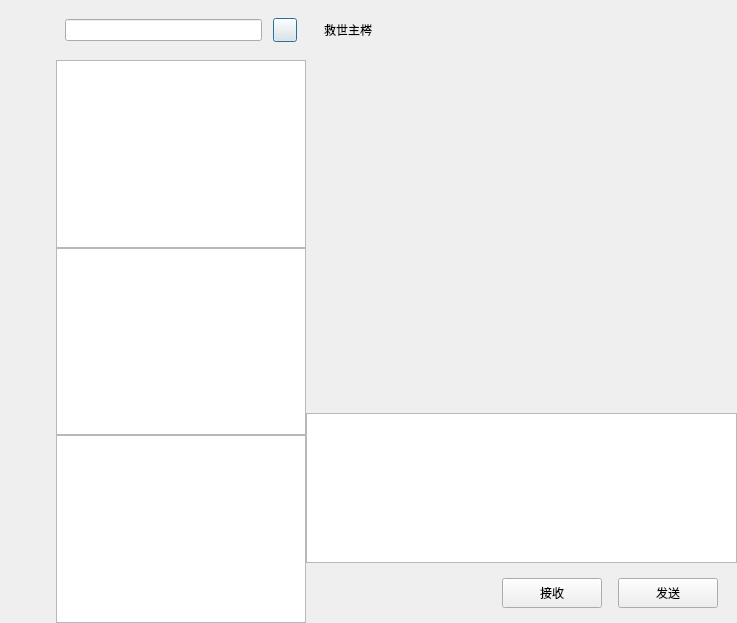
This is client/zxnchat/chatdialog.ui in PIGcanstudy/zxnChat as Qt 5 draws it before an edit. The edited form follows.
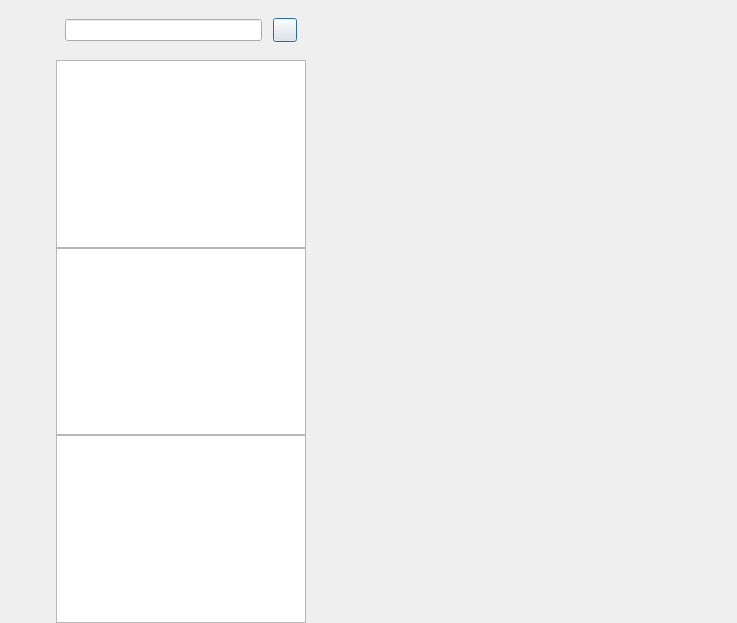
This is the edited form. Custom widgets are drawn as their Qt base class.

Patch:
```diff
--- a/client/zxnchat/chatdialog.ui
+++ b/client/zxnchat/chatdialog.ui
@@ -267,288 +267,12 @@
     </widget>
    </item>
    <item>
-    <widget class="QWidget" name="chat_data_wid" native="true">
-     <layout class="QVBoxLayout" name="verticalLayout_4">
-      <property name="spacing">
-       <number>0</number>
-      </property>
-      <property name="leftMargin">
-       <number>0</number>
-      </property>
-      <property name="topMargin">
-       <number>0</number>
-      </property>
-      <property name="rightMargin">
-       <number>0</number>
-      </property>
-      <property name="bottomMargin">
-       <number>0</number>
-      </property>
-      <item>
-       <widget class="QWidget" name="title_wid" native="true">
-        <property name="minimumSize">
-         <size>
-          <width>0</width>
-          <height>60</height>
-         </size>
-        </property>
-        <property name="maximumSize">
-         <size>
-          <width>16777215</width>
-          <height>60</height>
-         </size>
-        </property>
-        <layout class="QVBoxLayout" name="verticalLayout_5">
-         <item>
-          <widget class="QWidget" name="widget_2" native="true">
-           <layout class="QVBoxLayout" name="verticalLayout_6">
-            <item>
-             <widget class="QLabel" name="title_lb">
-              <property name="text">
-               <string>救世主梣</string>
-              </property>
-             </widget>
-            </item>
-           </layout>
-          </widget>
-         </item>
-        </layout>
-       </widget>
-      </item>
-      <item>
-       <widget class="QWidget" name="chat_data_list" native="true"/>
-      </item>
-      <item>
-       <widget class="QWidget" name="tool_wid" native="true">
-        <property name="minimumSize">
-         <size>
-          <width>0</width>
-          <height>60</height>
-         </size>
-        </property>
-        <property name="maximumSize">
-         <size>
-          <width>16777215</width>
-          <height>60</height>
-         </size>
-        </property>
-        <layout class="QHBoxLayout" name="horizontalLayout_3">
-         <property name="leftMargin">
-          <number>2</number>
-         </property>
-         <property name="topMargin">
-          <number>2</number>
-         </property>
-         <property name="rightMargin">
-          <number>2</number>
-         </property>
-         <property name="bottomMargin">
-          <number>2</number>
-         </property>
-         <item>
-          <spacer name="horizontalSpacer_2">
-           <property name="orientation">
-            <enum>Qt::Horizontal</enum>
-           </property>
-           <property name="sizeType">
-            <enum>QSizePolicy::Fixed</enum>
-           </property>
-           <property name="sizeHint" stdset="0">
-            <size>
-             <width>5</width>
-             <height>20</height>
-            </size>
-           </property>
-          </spacer>
-         </item>
-         <item>
-          <widget class="QLabel" name="file_lb">
-           <property name="minimumSize">
-            <size>
-             <width>25</width>
-             <height>25</height>
-            </size>
-           </property>
-           <property name="maximumSize">
-            <size>
-             <width>25</width>
-             <height>25</height>
-            </size>
-           </property>
-           <property name="text">
-            <string/>
-           </property>
-          </widget>
-         </item>
-         <item>
-          <spacer name="horizontalSpacer_3">
-           <property name="orientation">
-            <enum>Qt::Horizontal</enum>
-           </property>
-           <property name="sizeType">
-            <enum>QSizePolicy::Fixed</enum>
-           </property>
-           <property name="sizeHint" stdset="0">
-            <size>
-             <width>5</width>
-             <height>20</height>
-            </size>
-           </property>
-          </spacer>
-         </item>
-         <item>
-          <widget class="QLabel" name="emo_lb">
-           <property name="minimumSize">
-            <size>
-             <width>25</width>
-             <height>25</height>
-            </size>
-           </property>
-           <property name="maximumSize">
-            <size>
-             <width>25</width>
-             <height>25</height>
-            </size>
-           </property>
-           <property name="text">
-            <string/>
-           </property>
-          </widget>
-         </item>
-         <item>
-          <spacer name="horizontalSpacer_4">
-           <property name="orientation">
-            <enum>Qt::Horizontal</enum>
-           </property>
-           <property name="sizeHint" stdset="0">
-            <size>
-             <width>40</width>
-             <height>20</height>
-            </size>
-           </property>
-          </spacer>
-         </item>
-        </layout>
-       </widget>
-      </item>
-      <item>
-       <widget class="QTextEdit" name="chat_edit">
-        <property name="minimumSize">
-         <size>
-          <width>0</width>
-          <height>150</height>
-         </size>
-        </property>
-        <property name="maximumSize">
-         <size>
-          <width>16777215</width>
-          <height>150</height>
-         </size>
-        </property>
-       </widget>
-      </item>
-      <item>
-       <widget class="QWidget" name="widget_5" native="true">
-        <property name="minimumSize">
-         <size>
-          <width>0</width>
-          <height>60</height>
-         </size>
-        </property>
-        <property name="maximumSize">
-         <size>
-          <width>16777215</width>
-          <height>60</height>
-         </size>
-        </property>
-        <layout class="QHBoxLayout" name="horizontalLayout_4">
-         <item>
-          <spacer name="horizontalSpacer_5">
-           <property name="orientation">
-            <enum>Qt::Horizontal</enum>
-           </property>
-           <property name="sizeHint" stdset="0">
-            <size>
-             <width>40</width>
-             <height>20</height>
-            </size>
-           </property>
-          </spacer>
-         </item>
-         <item>
-          <widget class="QPushButton" name="receive_btn">
-           <property name="minimumSize">
-            <size>
-             <width>100</width>
-             <height>30</height>
-            </size>
-           </property>
-           <property name="maximumSize">
-            <size>
-             <width>100</width>
-             <height>30</height>
-            </size>
-           </property>
-           <property name="text">
-            <string>接收</string>
-           </property>
-          </widget>
-         </item>
-         <item>
-          <spacer name="horizontalSpacer_7">
-           <property name="orientation">
-            <enum>Qt::Horizontal</enum>
-           </property>
-           <property name="sizeType">
-            <enum>QSizePolicy::Fixed</enum>
-           </property>
-           <property name="sizeHint" stdset="0">
-            <size>
-             <width>10</width>
-             <height>20</height>
-            </size>
-           </property>
-          </spacer>
-         </item>
-         <item>
-          <widget class="QPushButton" name="send_btn">
-           <property name="minimumSize">
-            <size>
-             <width>100</width>
-             <height>30</height>
-            </size>
-           </property>
-           <property name="maximumSize">
-            <size>
-             <width>100</width>
-             <height>30</height>
-            </size>
-           </property>
-           <property name="text">
-            <string>发送</string>
-           </property>
-          </widget>
-         </item>
-         <item>
-          <spacer name="horizontalSpacer_6">
-           <property name="orientation">
-            <enum>Qt::Horizontal</enum>
-           </property>
-           <property name="sizeType">
-            <enum>QSizePolicy::Fixed</enum>
-           </property>
-           <property name="sizeHint" stdset="0">
-            <size>
-             <width>10</width>
-             <height>20</height>
-            </size>
-           </property>
-          </spacer>
-         </item>
-        </layout>
-       </widget>
-      </item>
-     </layout>
+    <widget class="QStackedWidget" name="stackedWidget">
+     <property name="currentIndex">
+      <number>0</number>
+     </property>
+     <widget class="ChatPage" name="chat_page"/>
+     <widget class="QWidget" name="friends_apply_page"/>
     </widget>
    </item>
   </layout>
@@ -569,6 +293,12 @@
    <extends>QListWidget</extends>
    <header location="global">chatuserlist.h</header>
   </customwidget>
+  <customwidget>
+   <class>ChatPage</class>
+   <extends>QWidget</extends>
+   <header location="global">chatpage.h</header>
+   <container>1</container>
+  </customwidget>
  </customwidgets>
  <resources/>
  <connections/>
```
